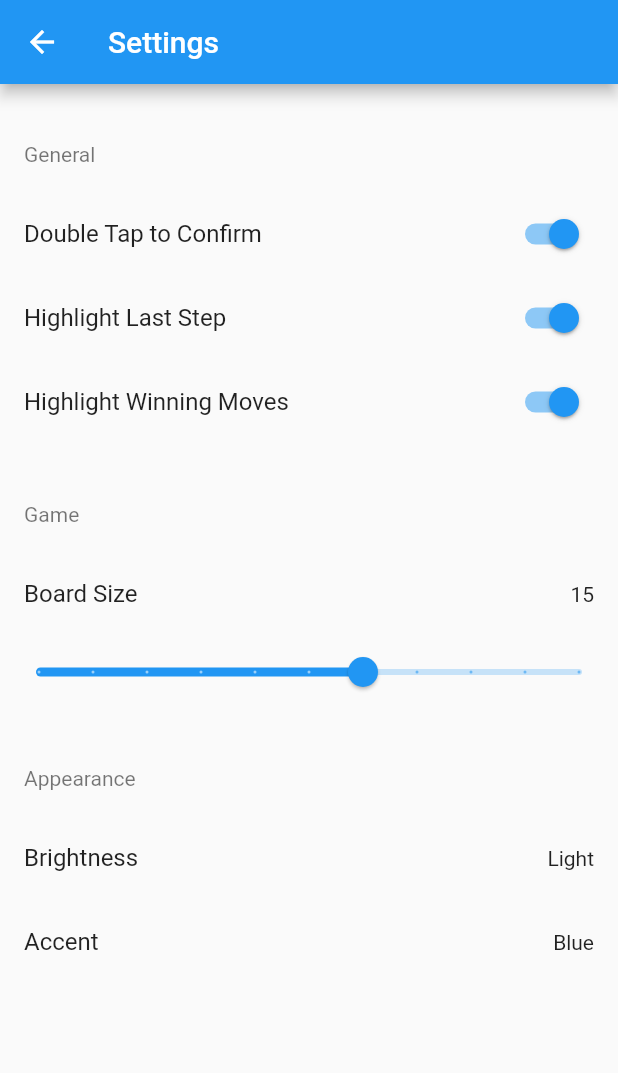
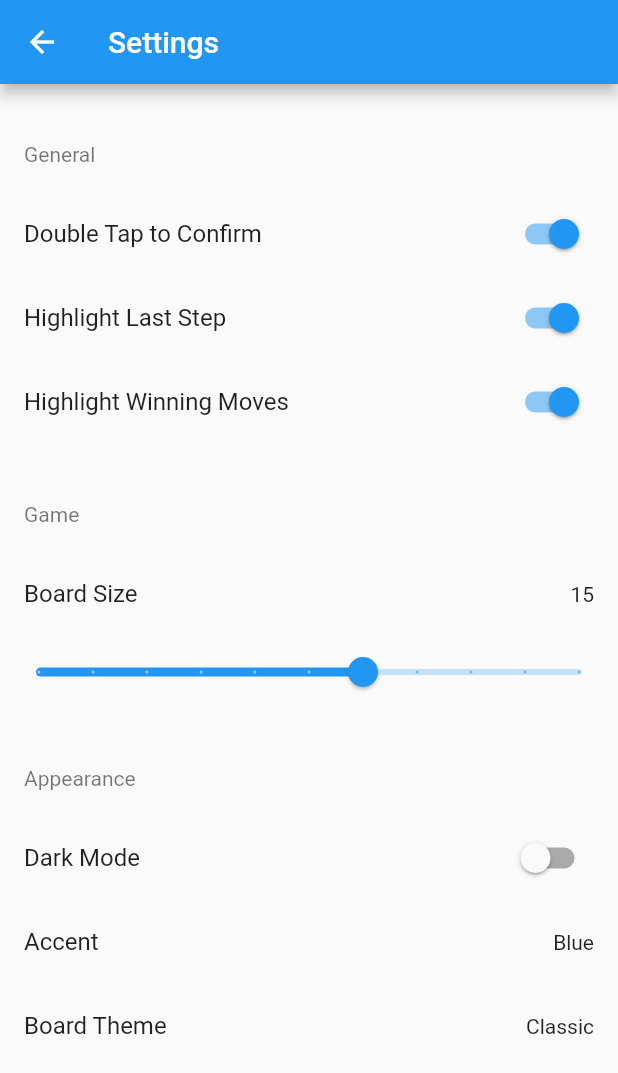
Before and after one commit to PeterKeDer/connect-5-flutter, a Flutter app: the screen it shows after launch, after a tap on the "settings" icon, on a phone screen of 412 x 824 dp. Shown: the top 1073 px of the screen. Run offline on Flutter 3.47's test engine with Material 2 defaults, Android fonts, the phone set to English and light mode, and no system bars; our stand-ins replace shared_preferences.

Commit message:
Add board theme settings, improve settings page

```diff
--- a/lib/components/game_board.dart
+++ b/lib/components/game_board.dart
@@ -1,6 +1,7 @@
 
 import 'dart:math' as math;
 
+import 'package:connect_5/helpers/settings_manager.dart';
 import 'package:flutter/material.dart';
 import 'package:connect_5/controllers/game_controller.dart';
 import 'package:connect_5/models/game.dart';
@@ -189,7 +190,8 @@ class _GameBoardState extends State<GameBoard> with TickerProviderStateMixin {
                 child: CustomPaint(
                   painter: BoardPainter(
                     boardSize: _controller.game.board.size,
-                    spotPainters: _controller.spotPainters
+                    spotPainters: _controller.spotPainters,
+                    boardTheme: Provider.of<SettingsManager>(context).boardTheme,
                   ),
                 ),
               )
--- a/lib/components/status_bar.dart
+++ b/lib/components/status_bar.dart
@@ -1,4 +1,5 @@
 import 'package:connect_5/controllers/game_controller.dart';
+import 'package:connect_5/helpers/settings_manager.dart';
 import 'package:connect_5/models/game.dart';
 import 'package:connect_5/models/game_mode.dart';
 import 'package:flutter/material.dart';
@@ -87,7 +88,8 @@ class _GameStatusBarState extends State<GameStatusBar> with SingleTickerProvider
 
     if (_prevSide != gameController.game.currentSide) {
       _prevSide = gameController.game.currentSide;
-      final color = _prevSide == Side.black ? Colors.black : Colors.white;
+      final boardTheme = Provider.of<SettingsManager>(context).boardTheme;
+      final color = _prevSide == Side.black ? boardTheme.blackPieceColor : boardTheme.whitePieceColor;
 
       _pieceColorAnimationController.reset();
       _pieceColorAnimation = ColorTween(begin: _currentColor, end: color).animate(_pieceColorAnimationController);
--- a/lib/helpers/settings_manager.dart
+++ b/lib/helpers/settings_manager.dart
@@ -1,3 +1,4 @@
+import 'package:connect_5/components/board_painter.dart';
 import 'package:flutter/material.dart';
 import 'package:shared_preferences/shared_preferences.dart';
 
@@ -17,11 +18,7 @@ class SettingsManager extends ChangeNotifier implements Settings {
   static const MIN_BOARD_SIZE = 9;
   static const MAX_BOARD_SIZE = 19;
 
-  static const APP_BRIGHTNESS_KEY = 'APP_BRIGHTNESS_KEY';
-  static const APP_BRIGHTNESS = {
-    'Light': Brightness.light,
-    'Dark': Brightness.dark
-  };
+  static const APP_DARK_MODE_KEY = 'APP_DARK_MODE_KEY';
 
   static const APP_ACCENT_KEY = 'APP_ACCENT_KEY';
   static const APP_ACCENT = {
@@ -30,6 +27,45 @@ class SettingsManager extends ChangeNotifier implements Settings {
     'Green': Colors.green,
     'Orange': Colors.orange,
     'Grey': Colors.grey
+  };
+
+  static const BOARD_THEME_KEY = 'BOARD_THEME_KEY';
+  static const BOARD_THEME = {
+    'Classic': BoardTheme(),
+    'Classic Darker': BoardTheme(
+      boardColor: Color.fromRGBO(200, 180, 150, 1),
+      whitePieceColor: Color.fromRGBO(245, 245, 245, 1),
+      targetColor: Color.fromRGBO(210, 50, 50, 1),
+      highlightColor: Color.fromRGBO(220, 140, 0, 1),
+    ),
+    'Night': BoardTheme(
+      boardColor: Color.fromRGBO(15, 20, 25, 1),
+      lineColor: Color.fromRGBO(180, 190, 200, 1),
+      blackPieceColor: Color.fromRGBO(80, 90, 120, 1),
+      whitePieceColor: Color.fromRGBO(240, 245, 255, 1),
+      highlightColor: Color.fromRGBO(80, 200, 220, 1),
+      targetColor: Color.fromRGBO(100, 220, 200, 1),
+    ),
+    'Blue': BoardTheme(
+      boardColor: Color.fromRGBO(210, 220, 230, 1),
+      targetColor: Color.fromRGBO(20, 80, 255, 1),
+      highlightColor: Color.fromRGBO(90, 140, 255, 1),
+    ),
+    'Red': BoardTheme(
+      boardColor: Color.fromRGBO(240, 205, 200, 1),
+      targetColor: Color.fromRGBO(255, 50, 0, 1),
+      highlightColor: Color.fromRGBO(255, 100, 20, 1),
+    ),
+    'Green': BoardTheme(
+      boardColor: Color.fromRGBO(210, 220, 200, 1),
+      targetColor: Color.fromRGBO(50, 240, 120, 1),
+      highlightColor: Color.fromRGBO(120, 240, 120, 1),
+    ),
+    'Greyscale': BoardTheme(
+      boardColor: Color.fromRGBO(200, 200, 200, 1),
+      targetColor: Color.fromRGBO(120, 120, 120, 1),
+      highlightColor: Color.fromRGBO(120, 120, 120, 1),
+    ),
   };
 
   SharedPreferences preferences;
@@ -45,8 +81,9 @@ class SettingsManager extends ChangeNotifier implements Settings {
     _shouldHighlightLastStep = preferences.getBool(HIGHLIGHT_LAST_STEP_KEY) ?? true;
     _shouldHighlightWinningMoves = preferences.getBool(HIGHLIGHT_WINNING_MOVES_KEY) ?? true;
     _boardSize = preferences.getInt(BOARD_SIZE_KEY) ?? 15;
-    _appBrightnessString = preferences.getString(APP_BRIGHTNESS_KEY) ?? APP_BRIGHTNESS.keys.first;
+    _isDarkMode = preferences.getBool(APP_DARK_MODE_KEY) ?? false;
     _appAccentString = preferences.getString(APP_ACCENT_KEY) ?? APP_ACCENT.keys.first;
+    _boardThemeString = preferences.getString(BOARD_THEME_KEY) ?? BOARD_THEME.keys.first;
 
     notifyListeners();
   }
@@ -94,17 +131,17 @@ class SettingsManager extends ChangeNotifier implements Settings {
   }
 
   ThemeData get appTheme => ThemeData(
-    brightness: APP_BRIGHTNESS[_appBrightnessString],
+    brightness: _isDarkMode ? Brightness.dark : Brightness.light,
     primarySwatch: APP_ACCENT[_appAccentString],
   );
 
-  String _appBrightnessString;
+  bool _isDarkMode;
 
-  String get appBrightnessString => _appBrightnessString;
+  bool get isDarkMode => _isDarkMode;
 
-  set appBrightnessString(String value) {
-    _appBrightnessString = value;
-    preferences.setString(APP_BRIGHTNESS_KEY, value);
+  set isDarkMode(bool value) {
+    _isDarkMode = value;
+    preferences.setBool(APP_DARK_MODE_KEY, value);
     notifyListeners();
   }
 
@@ -117,4 +154,16 @@ class SettingsManager extends ChangeNotifier implements Settings {
     preferences.setString(APP_ACCENT_KEY, value);
     notifyListeners();
   }
+
+  BoardTheme get boardTheme => BOARD_THEME[_boardThemeString];
+
+  String _boardThemeString;
+
+  String get boardThemeString => _boardThemeString;
+
+  set boardThemeString(String value) {
+    _boardThemeString = value;
+    preferences.setString(BOARD_THEME_KEY, value);
+    notifyListeners();
+  }
 }
--- a/lib/pages/replays_page.dart
+++ b/lib/pages/replays_page.dart
@@ -1,5 +1,6 @@
 import 'package:connect_5/components/board_painter.dart';
 import 'package:connect_5/components/board_spot_painter.dart';
+import 'package:connect_5/helpers/settings_manager.dart';
 import 'package:connect_5/helpers/storage_manager.dart';
 import 'package:connect_5/models/game.dart';
 import 'package:connect_5/models/game_mode.dart';
@@ -47,6 +48,7 @@ class ReplaysPage extends StatelessWidget {
                     spotPainters: spotPainters,
                     cornerRadius: 3,
                     drawLines: false,
+                    boardTheme: Provider.of<SettingsManager>(context).boardTheme,
                   ),
                 ),
               ),
--- a/lib/pages/settings_page.dart
+++ b/lib/pages/settings_page.dart
@@ -1,9 +1,59 @@
-import 'package:connect_5/components/popup_action_sheet.dart';
+import 'package:connect_5/components/board_painter.dart';
 import 'package:connect_5/helpers/settings_manager.dart';
 import 'package:flutter/material.dart';
 import 'package:provider/provider.dart';
 
+enum SettingsOptionsType {
+  appAccent, boardTheme
+}
+
 class SettingsPage extends StatelessWidget {
+  void _showOptionsPage(BuildContext context, SettingsOptionsType type) {
+    Navigator.push(
+      context,
+      MaterialPageRoute(
+        builder: (context) {
+          final settingsManager = Provider.of<SettingsManager>(context);
+
+          Iterable<String> keys;
+          String title;
+          String current;
+          HandlerFunction<String> action;
+
+          switch (type) {
+            case SettingsOptionsType.appAccent:
+              keys = SettingsManager.APP_ACCENT.keys;
+              title = 'Accent';
+              current = settingsManager.appAccentString;
+              action = (value) => settingsManager.appAccentString = value;
+              break;
+            case SettingsOptionsType.boardTheme:
+              keys = SettingsManager.BOARD_THEME.keys;
+              title = 'Board Theme';
+              current = settingsManager.boardThemeString;
+              action = (value) => settingsManager.boardThemeString = value;
+              break;
+          }
+
+          return Scaffold(
+            appBar: AppBar(
+              title: Text(title),
+            ),
+            body: ListView(
+              children: keys.map((key) =>
+                ListTile(
+                  title: Text(key),
+                  trailing: key == current ? Icon(Icons.check) : null,
+                  onTap: () => action(key),
+                )
+              ).toList()
+            ),
+          );
+        }
+      )
+    );
+  }
+
   @override
   Widget build(BuildContext context) {
     final settingsManager = Provider.of<SettingsManager>(context);
@@ -53,34 +103,22 @@ class SettingsPage extends StatelessWidget {
           ListTile(
             subtitle: Text('Appearance'),
           ),
-          ListTile(
-            title: Text('Brightness'),
-            trailing: Text(settingsManager.appBrightnessString),
-            onTap: () => PopupActionSheet(
-              title: 'Choose Brightness',
-              items: SettingsManager.APP_BRIGHTNESS.keys.map((brightness) =>
-                PopupActionSheetItem(
-                  text: brightness,
-                  trailing: brightness == settingsManager.appBrightnessString ? Icon(Icons.check) : null,
-                  onTap: () => settingsManager.appBrightnessString = brightness,
-                )
-              ).toList(),
-            ).show(context),
+          SwitchListTile(
+            value: settingsManager.isDarkMode,
+            title: Text('Dark Mode'),
+            activeColor: primaryColor,
+            onChanged: (value) => settingsManager.isDarkMode = value,
           ),
           ListTile(
             title: Text('Accent'),
             trailing: Text(settingsManager.appAccentString),
-            onTap: () => PopupActionSheet(
-              title: 'Choose Accent',
-              items: SettingsManager.APP_ACCENT.keys.map((accent) =>
-                PopupActionSheetItem(
-                  text: accent,
-                  trailing: accent == settingsManager.appAccentString ? Icon(Icons.check) : null,
-                  onTap: () => settingsManager.appAccentString = accent,
-                )
-              ).toList(),
-            ).show(context),
+            onTap: () => _showOptionsPage(context, SettingsOptionsType.appAccent),
           ),
+          ListTile(
+            title: Text('Board Theme'),
+            trailing: Text(settingsManager.boardThemeString),
+            onTap: () => _showOptionsPage(context, SettingsOptionsType.boardTheme),
+          )
         ],
       )
     );
```
